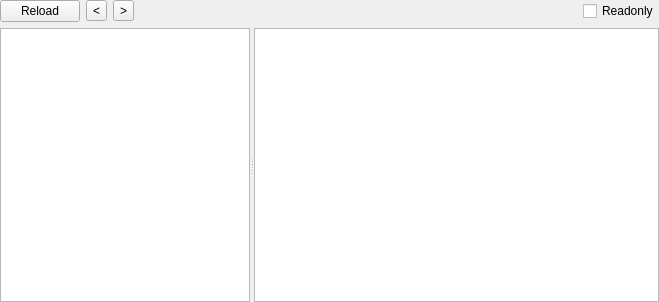
horsicq/FormatWidgets, file DEX/dexwidget.ui: the form before one commit.
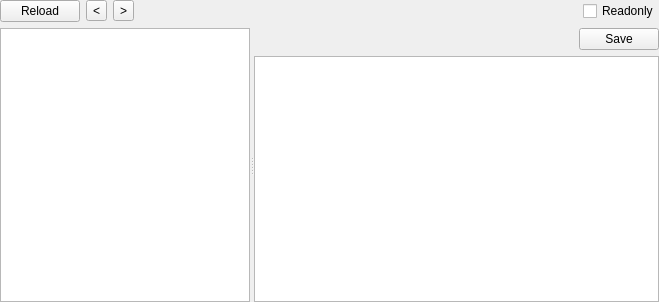
The form after the commit. The open tabs and pages were chosen to show the change. Custom widgets are drawn as their Qt base class.

```diff
--- a/DEX/dexwidget.ui
+++ b/DEX/dexwidget.ui
@@ -633,9 +633,6 @@
       </widget>
       <widget class="QWidget" name="page_CLASS_DEF_ITEM">
        <layout class="QVBoxLayout" name="verticalLayout_11">
-        <property name="spacing">
-         <number>0</number>
-        </property>
         <property name="leftMargin">
          <number>0</number>
         </property>
@@ -648,6 +645,30 @@
         <property name="bottomMargin">
          <number>0</number>
         </property>
+        <item>
+         <layout class="QHBoxLayout" name="horizontalLayout_7">
+          <item>
+           <spacer name="horizontalSpacer_5">
+            <property name="orientation">
+             <enum>Qt::Horizontal</enum>
+            </property>
+            <property name="sizeHint" stdset="0">
+             <size>
+              <width>40</width>
+              <height>20</height>
+             </size>
+            </property>
+           </spacer>
+          </item>
+          <item>
+           <widget class="QPushButton" name="pushButtonSave_CLASS_DEF_ITEM">
+            <property name="text">
+             <string>Save</string>
+            </property>
+           </widget>
+          </item>
+         </layout>
+        </item>
         <item>
          <widget class="QTableView" name="tableView_CLASS_DEF_ITEM">
           <property name="contextMenuPolicy">
```
Left out of the diff: 79 changed lines with no effect on the pictures.
